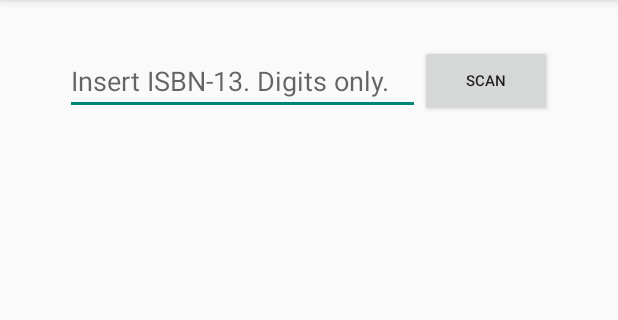
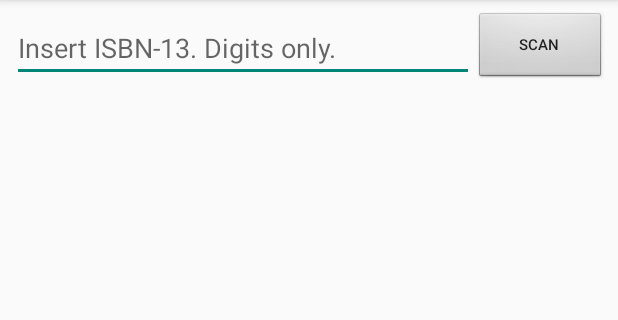
Before and after one commit to huhx0015/AN3_SuperDuo, an Android app: the fragment AddBook placed in its activity, with the options menu open, on a phone screen of 412 x 824 dp, the part 84-404 px from its top. Run offline under Robolectric (Android 15) with nearby library versions, the phone set to English and light mode, and no system bars; our stand-ins replace ButterKnife; 2 statements that could not run were skipped.

Commit message:
* [ALEXANDRIA]: - AddBook: Modified layout for better UX. - AddBook: Fixed an issue where the author string split may result in a null pointer exception issue. - AddBook: Converted several view objects to utilize ButterKnife.

```diff
--- a/alexandria/src/main/res/layout/fragment_add_book.xml
+++ b/alexandria/src/main/res/layout/fragment_add_book.xml
@@ -1,27 +1,24 @@
-<FrameLayout xmlns:android="http://schemas.android.com/apk/res/android"
-    xmlns:tools="http://schemas.android.com/tools" android:layout_width="match_parent"
-    android:layout_height="match_parent" tools:context="it.jaschke.alexandria.fragments.AddBook">
-
-    <RelativeLayout
-        android:orientation="horizontal"
-        android:layout_width="fill_parent"
-        android:layout_height="fill_parent"
-        android:layout_gravity="center_horizontal|top">
+<LinearLayout
+    xmlns:android="http://schemas.android.com/apk/res/android"
+    xmlns:tools="http://schemas.android.com/tools"
+    tools:context="it.jaschke.alexandria.fragments.AddBook"
+    android:orientation="vertical"
+    android:layout_width="match_parent"
+    android:layout_height="match_parent"
+    android:id="@+id/add_book_fragment_layout">
 
     <LinearLayout
         android:orientation="horizontal"
         android:layout_width="fill_parent"
         android:id="@+id/eancontainer"
         android:layout_height="wrap_content"
-            android:layout_marginTop="30dp"
         android:layout_alignParentTop="true"
         android:layout_centerHorizontal="true"
-            android:paddingLeft="8dp"
-            android:paddingRight="8dp"
-            android:gravity="center">
+        android:gravity="center"
+        android:padding="8dp">
 
         <EditText
-                android:layout_width="wrap_content"
+            android:layout_width="fill_parent"
             android:layout_height="wrap_content"
             android:inputType="number"
             android:minEms="@integer/ean_width"
@@ -30,7 +27,8 @@
             android:maxLength="@integer/ean_size"
             android:maxLines="1"
             android:hint="@string/input_hint"
-                android:paddingRight="20dp" />
+            android:paddingRight="20dp"
+            android:layout_weight="1" />
 
         <Button
             android:layout_width="wrap_content"
@@ -38,9 +36,19 @@
             android:text="@string/scan_button"
             android:id="@+id/scan_button"
             android:layout_gravity="center"
-                android:textSize="10sp" />
+            android:textSize="10sp"
+            android:background="@android:drawable/btn_default" />
 
     </LinearLayout>
+
+    <LinearLayout
+        android:orientation="vertical"
+        android:layout_width="match_parent"
+        android:layout_height="match_parent"
+        android:padding="8dp"
+        android:layout_gravity="center_horizontal"
+        android:layout_weight="1"
+        android:id="@+id/center_container">
 
         <TextView
             android:layout_width="wrap_content"
@@ -49,22 +57,22 @@
             android:textSize="@dimen/head_line"
             android:textIsSelectable="true"
             android:textStyle="bold"
-            android:layout_marginTop="25dp"
             android:paddingRight="20dp"
             android:layout_below="@+id/eancontainer"
             android:layout_alignLeft="@+id/eancontainer"
-            android:layout_alignStart="@+id/eancontainer"/>
+            android:layout_alignStart="@+id/eancontainer"
+            android:layout_gravity="center_horizontal" />
 
         <TextView
             android:layout_width="wrap_content"
             android:layout_height="wrap_content"
             android:id="@+id/bookSubTitle"
-            android:layout_marginTop="10dp"
+            android:layout_marginTop="4dp"
             android:layout_below="@+id/bookTitle"
             android:maxLines="3"
             android:ellipsize="end"
             android:layout_alignLeft="@+id/eancontainer"
-            />
+            android:layout_gravity="center_horizontal" />
 
         <TextView
             android:layout_width="wrap_content"
@@ -72,20 +80,11 @@
             android:id="@+id/authors"
             android:gravity="end"
             android:textSize="@dimen/small_fontsize"
-            android:layout_marginTop="20dp"
             android:layout_below="@+id/bookSubTitle"
             android:layout_alignRight="@+id/eancontainer"
             android:layout_alignEnd="@+id/eancontainer"
-            />
-
-        <ImageView
-            android:layout_width="wrap_content"
-            android:layout_height="wrap_content"
-            android:id="@+id/bookCover"
-            android:contentDescription="@string/book_cover"
-            android:layout_alignTop="@+id/authors"
-            android:layout_alignLeft="@+id/eancontainer"
-            android:layout_alignStart="@+id/eancontainer"/>
+            android:layout_gravity="center"
+            android:layout_marginTop="4dp" />
 
         <TextView
             android:layout_width="wrap_content"
@@ -93,9 +92,24 @@
             android:id="@+id/categories"
             android:textSize="@dimen/small_fontsize"
             android:layout_below="@+id/bookCover"
-            android:layout_marginTop="20dp"
             android:layout_alignLeft="@+id/eancontainer"
-            android:layout_alignStart="@+id/eancontainer"/>
+            android:layout_alignStart="@+id/eancontainer"
+            android:layout_gravity="center"
+            android:layout_marginTop="4dp" />
+
+        <ImageView
+            android:layout_width="fill_parent"
+            android:layout_height="fill_parent"
+            android:id="@+id/bookCover"
+            android:contentDescription="@string/book_cover"
+            android:layout_alignTop="@+id/authors"
+            android:layout_alignLeft="@+id/eancontainer"
+            android:layout_alignStart="@+id/eancontainer"
+            android:layout_gravity="center"
+            android:scaleType="fitCenter"
+            android:layout_marginTop="4dp" />
+
+    </LinearLayout>
 
     <LinearLayout
         android:orientation="horizontal"
@@ -103,7 +117,9 @@
         android:layout_height="50dip"
         android:layout_alignParentBottom="true"
         android:layout_alignParentLeft="true"
-            android:layout_alignParentStart="true">
+        android:layout_alignParentStart="true"
+        android:layout_gravity="bottom"
+        android:id="@+id/bottom_button_container">
 
         <Button
             android:layout_width="wrap_content"
@@ -130,5 +146,4 @@
 
     </LinearLayout>
 
-    </RelativeLayout>
-</FrameLayout>
+</LinearLayout>
```
Also changed, not shown: alexandria/src/main/java/it/jaschke/alexandria/fragments/AddBook.java (+27 -15 lines), 1 other file. Lines whose indentation alone changed are shown as unchanged.
